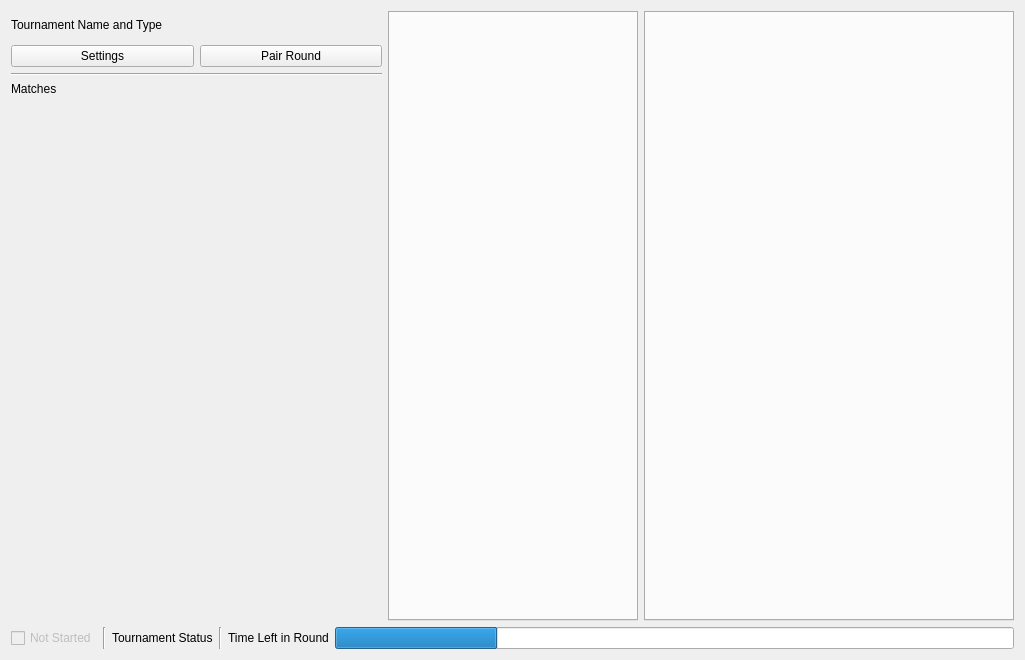
This is src/ui/tournamenttab.ui in SquireTournamentServices/SquireDesktop as Qt 5 draws it before an edit. The edited form follows.
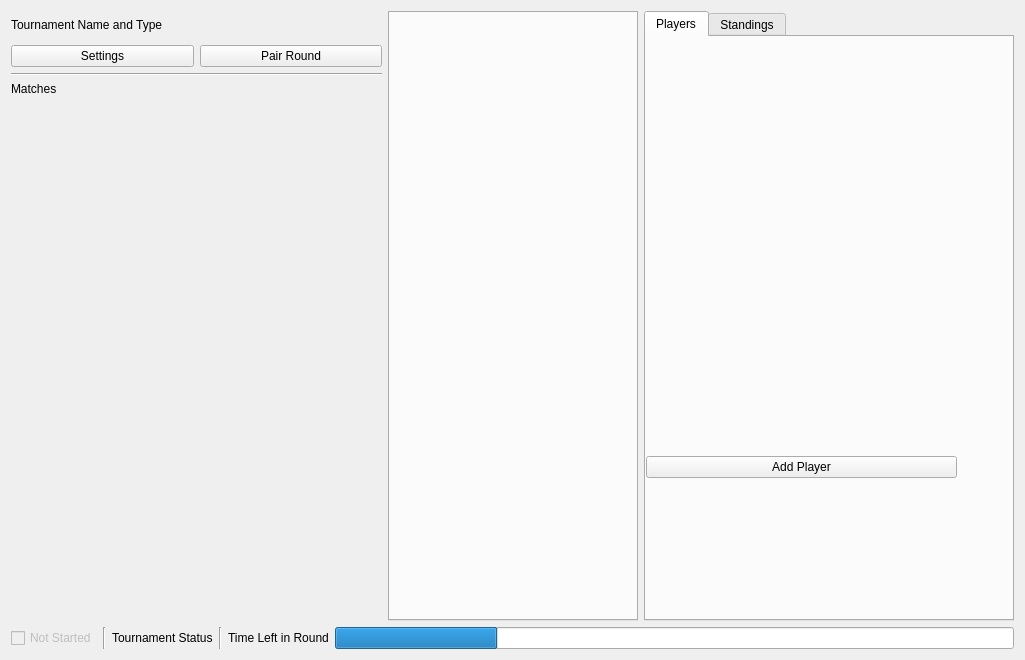
This is the edited form. The open tabs and pages were chosen to show the change. Icons and pictures are not drawn.

Commit message: fix: debug/ is where the exe can be found on windows

What changed in the file:
```diff
--- a/src/ui/tournamenttab.ui
+++ b/src/ui/tournamenttab.ui
@@ -124,6 +124,60 @@
          <property name="movable">
           <bool>true</bool>
          </property>
+         <widget class="QWidget" name="playersTab">
+          <property name="sizePolicy">
+           <sizepolicy hsizetype="Expanding" vsizetype="Expanding">
+            <horstretch>1</horstretch>
+            <verstretch>1</verstretch>
+           </sizepolicy>
+          </property>
+          <property name="minimumSize">
+           <size>
+            <width>364</width>
+            <height>576</height>
+           </size>
+          </property>
+          <attribute name="title">
+           <string>Players</string>
+          </attribute>
+          <widget class="QWidget" name="verticalWidget" native="true">
+           <property name="geometry">
+            <rect>
+             <x>0</x>
+             <y>0</y>
+             <width>311</width>
+             <height>441</height>
+            </rect>
+           </property>
+           <property name="sizePolicy">
+            <sizepolicy hsizetype="Expanding" vsizetype="Expanding">
+             <horstretch>1</horstretch>
+             <verstretch>1</verstretch>
+            </sizepolicy>
+           </property>
+           <layout class="QVBoxLayout" name="verticalLayout">
+            <item>
+             <widget class="QWidget" name="playerTable" native="true"/>
+            </item>
+            <item>
+             <widget class="QPushButton" name="addPlayer">
+              <property name="text">
+               <string>Add Player</string>
+              </property>
+              <property name="icon">
+               <iconset theme="folder-new">
+                <normaloff>.</normaloff>.</iconset>
+              </property>
+             </widget>
+            </item>
+           </layout>
+          </widget>
+         </widget>
+         <widget class="QWidget" name="standingsTab">
+          <attribute name="title">
+           <string>Standings</string>
+          </attribute>
+         </widget>
         </widget>
        </item>
       </layout>
```
The commit also changes 1 other file.
